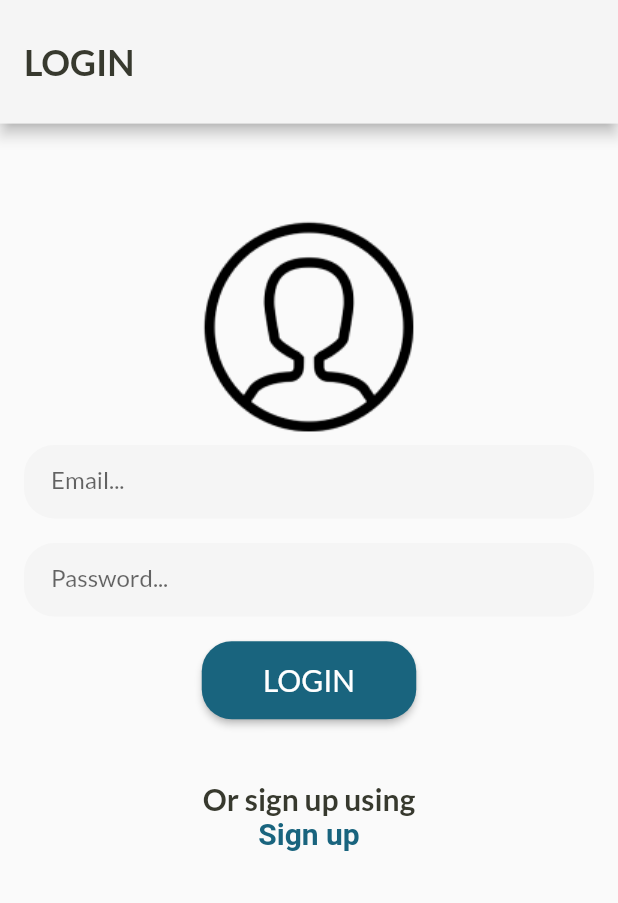
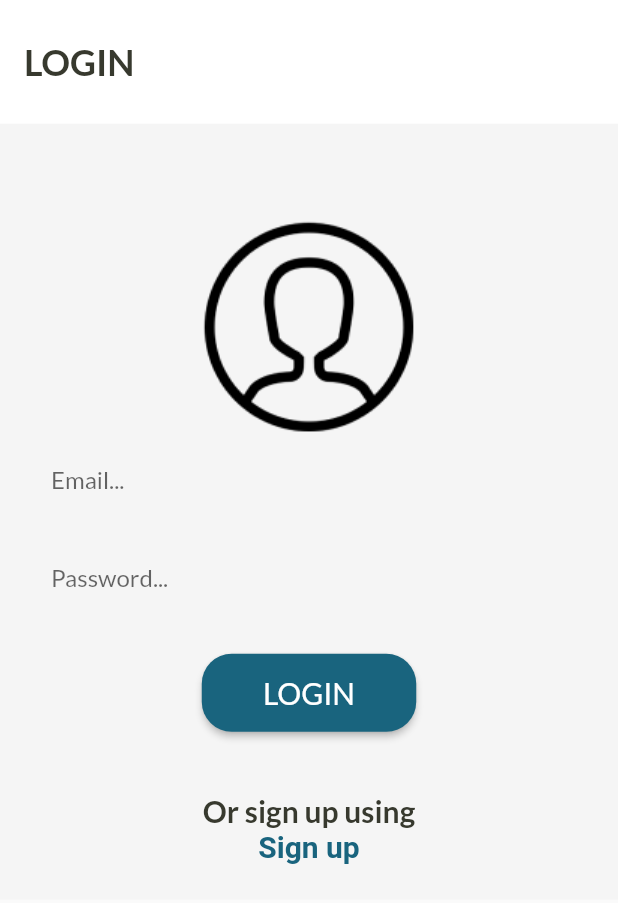
Before and after one commit to ISIS3510-202320-Team21/flutter_sports_app, a Flutter app: the screen it shows after launch, on a phone screen of 412 x 824 dp. Shown: the top 903 px of the screen. Run offline on Flutter 3.47's test engine with Material 2 defaults, Android fonts, the phone set to English and light mode, and no system bars; our stand-ins replace bloc, email_validator, equatable, flutter_bloc, flutter_dotenv, flutter_screenutil; project files that could hold a hidden picture were left out.

Commit message:
hot fixes: delete shadow

```diff
--- a/lib/presentation/screens/login_view.dart
+++ b/lib/presentation/screens/login_view.dart
@@ -18,6 +18,7 @@ class LoginView extends StatelessWidget {
 
     return Scaffold(
       appBar: AppBar(
+        elevation: 0.0, // Esto quitará la sombra
         title: Text(
           "LOGIN",
           style: textTheme.headlineSmall?.copyWith(
@@ -25,7 +26,7 @@ class LoginView extends StatelessWidget {
               fontWeight: FontWeight.bold),
         ),
         toolbarHeight: 0.1 * ScreenUtil().screenHeight,
-        backgroundColor: Theme.of(context).colorScheme.background,
+        backgroundColor: Theme.of(context).colorScheme.onPrimary,
       ),
       body: BlocConsumer<AuthenticationBloc, AuthenticationState>(
         listener: (context, state) {
@@ -40,7 +41,7 @@ class LoginView extends StatelessWidget {
           if (state is AuthLoading) return const CircularProgressIndicator();
 
           return Container(
-            color: Theme.of(context).colorScheme.onSecondary,
+            color: Theme.of(context).colorScheme.background,
             child: Form(
               key: _formKey,
               child: Padding(
@@ -75,7 +76,7 @@ class LoginView extends StatelessWidget {
                         return null;
                       }, isObscure: true),
                       SizedBox(
-                        height: MediaQuery.of(context).size.height * 0.02,
+                        height: MediaQuery.of(context).size.height * 0.03,
                       ),
                       ElevatedButton(
                         onPressed: () => _login(context),
```
Also changed, not shown: lib/presentation/screens/home_view.dart (+6 -7 lines).
